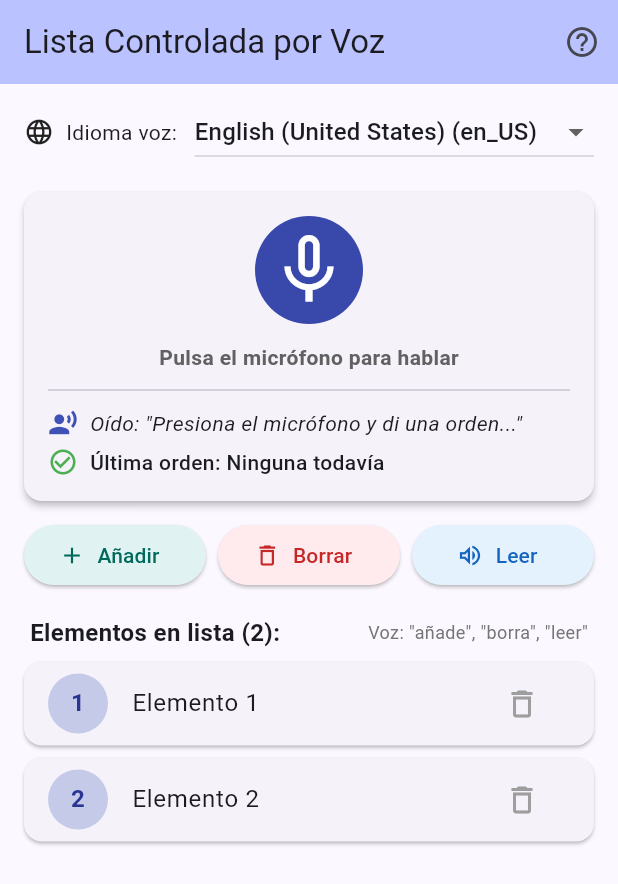
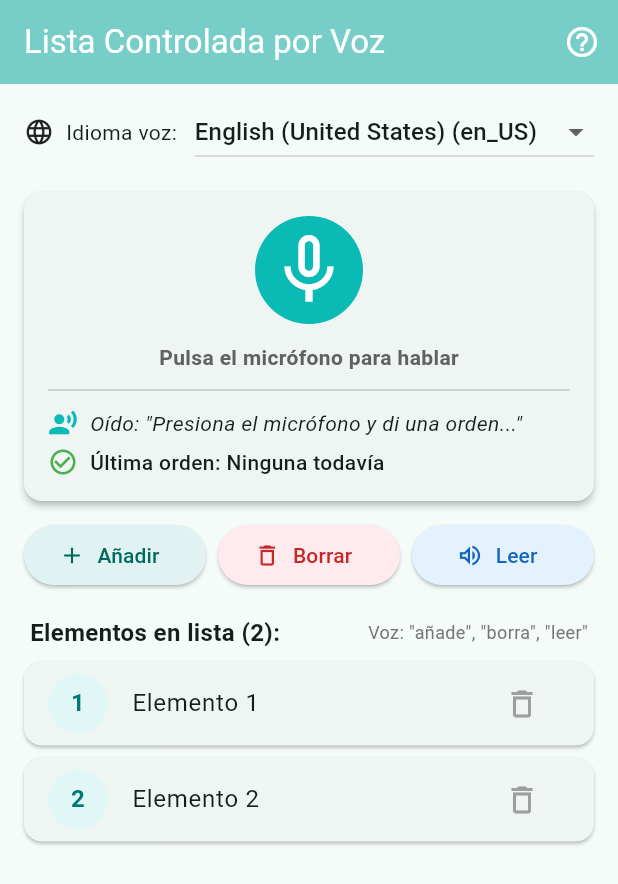
Before and after one commit to Ayoub-Atidi-Belbaz/ACTIVIDADES-1-y-2-INterfaces-Naturales, a Flutter app: the screen it shows after launch, on a phone screen of 412 x 824 dp. Shown: the top 884 px of the screen. Run offline on Flutter 3.47's test engine with Material 3 defaults, Android fonts, the phone set to English and light mode, and no system bars; our stand-ins replace flutter_tts, speech_to_text.

Commit message:
style(lista_voz): aplicar paleta de color Tiffany Blue (#0ABAB5) en AppBarTheme y botones

```diff
--- a/lista_voz/lib/main.dart
+++ b/lista_voz/lib/main.dart
@@ -19,8 +19,14 @@ class ListaVozApp extends StatelessWidget {
       theme: ThemeData(
         useMaterial3: true,
         colorScheme: ColorScheme.fromSeed(
-          seedColor: Colors.indigo,
+          seedColor: const Color(0xFF0ABAB5),
+          primary: const Color(0xFF0ABAB5),
           brightness: Brightness.light,
+        ),
+        appBarTheme: const AppBarTheme(
+          backgroundColor: Color(0xFF0ABAB5),
+          foregroundColor: Colors.white,
+          elevation: 2,
         ),
       ),
       home: const PantallaListaVoz(),
@@ -394,7 +400,7 @@ class _PantallaListaVozState extends State<PantallaListaVoz> {
                         shape: BoxShape.circle,
                         color: !_speechDisponible
                             ? Colors.grey.shade400
-                            : (_estaEscuchando ? Colors.red.shade600 : Colors.indigo.shade600),
+                            : (_estaEscuchando ? Colors.red.shade600 : const Color(0xFF0ABAB5)),
                         boxShadow: _estaEscuchando
                             ? [
                                 BoxShadow(
@@ -438,7 +444,7 @@ class _PantallaListaVozState extends State<PantallaListaVoz> {
                     Row(
                       crossAxisAlignment: CrossAxisAlignment.start,
                       children: [
-                        const Icon(Icons.record_voice_over, size: 20, color: Colors.indigo),
+                        const Icon(Icons.record_voice_over, size: 20, color: Color(0xFF0ABAB5)),
                         const SizedBox(width: 8),
                         Expanded(
                           child: Text(
@@ -561,11 +567,11 @@ class _PantallaListaVozState extends State<PantallaListaVoz> {
                           margin: const EdgeInsets.symmetric(horizontal: 16.0, vertical: 4.0),
                           child: ListTile(
                             leading: CircleAvatar(
-                              backgroundColor: Colors.indigo.shade100,
+                              backgroundColor: const Color(0xFFE0F7F6),
                               child: Text(
                                 '${index + 1}',
                                 style: TextStyle(
-                                  color: Colors.indigo.shade800,
+                                  color: Color(0xFF007A78),
                                   fontWeight: FontWeight.bold,
                                 ),
                               ),
```
